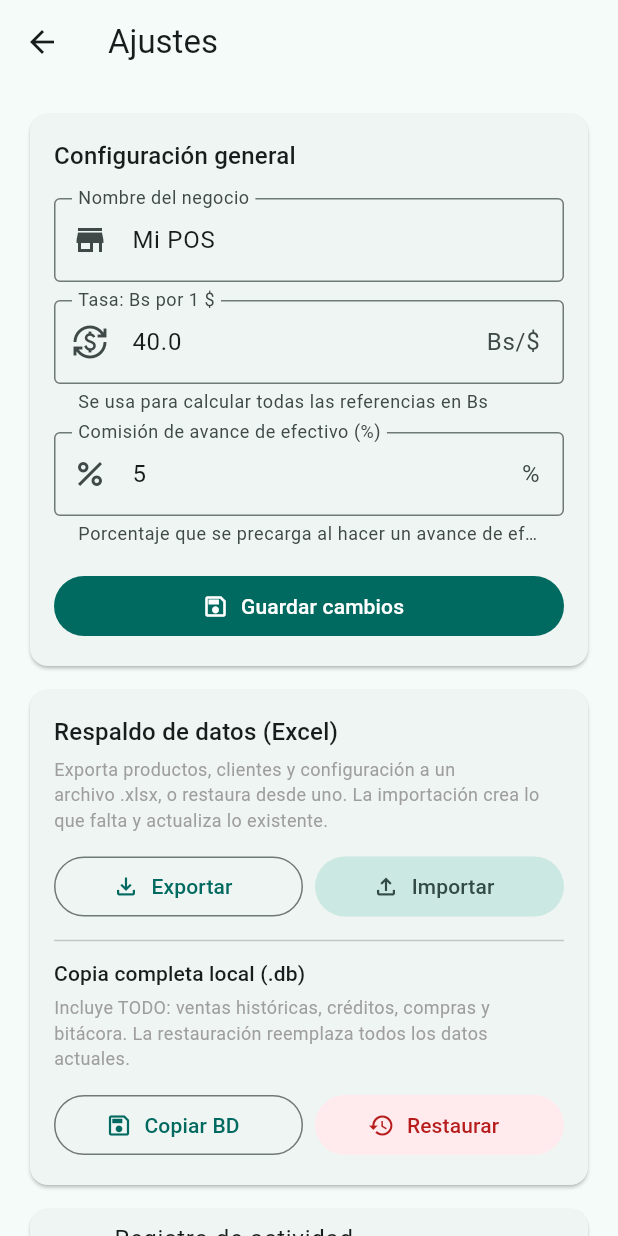
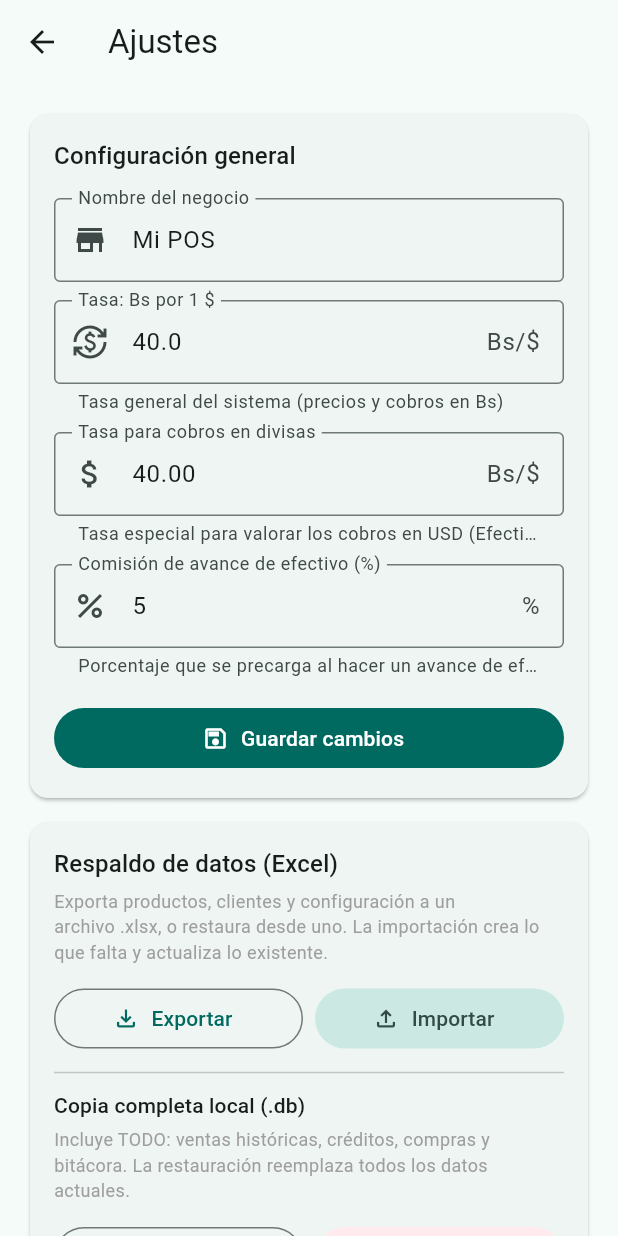
Before and after one commit to Haise251/mi-pos, a Flutter app: the AjustesScreen screen opened directly, on a phone screen of 412 x 824 dp. Run offline on Flutter 3.47's test engine with Material 3 defaults, Android fonts, the phone set to English and light mode, and no system bars; our stand-ins replace file_picker, sqflite, sqflite_common_ffi; missing offline and left inert: excel, mobile_scanner; accounts and stored records are empty.

Commit message:
Tasa de divisas configurable en ajustes

```diff
--- a/lib/screens/ajustes_screen.dart
+++ b/lib/screens/ajustes_screen.dart
@@ -17,6 +17,7 @@ class _AjustesScreenState extends State<AjustesScreen> {
   final _formKey = GlobalKey<FormState>();
   final _nombreCtrl = TextEditingController();
   final _tasaCtrl = TextEditingController();
+  final _tasaDivisaCtrl = TextEditingController();
   final _comisionCtrl = TextEditingController();
   bool _cargando = true;
   bool _procesandoRespaldo = false;
@@ -31,6 +32,7 @@ class _AjustesScreenState extends State<AjustesScreen> {
   void dispose() {
     _nombreCtrl.dispose();
     _tasaCtrl.dispose();
+    _tasaDivisaCtrl.dispose();
     _comisionCtrl.dispose();
     super.dispose();
   }
@@ -39,6 +41,10 @@ class _AjustesScreenState extends State<AjustesScreen> {
     _nombreCtrl.text = await BaseDatos.instancia.obtenerNombreNegocio();
     final tasa = await BaseDatos.instancia.obtenerTasa();
     _tasaCtrl.text = tasa.toString();
+    // Si no hay tasa de divisa configurada, precargamos la general
+    final tasaDivisa = await BaseDatos.instancia.obtenerTasaDivisa();
+    _tasaDivisaCtrl.text =
+        (tasaDivisa > 0 ? tasaDivisa : tasa).toStringAsFixed(2);
     final comision = await BaseDatos.instancia.obtenerComisionAvance();
     _comisionCtrl.text = comision % 1 == 0
         ? comision.toStringAsFixed(0)
@@ -49,9 +55,11 @@ class _AjustesScreenState extends State<AjustesScreen> {
   Future<void> _guardar() async {
     if (!_formKey.currentState!.validate()) return;
     final tasa = double.parse(_tasaCtrl.text.replaceAll(',', '.'));
+    final tasaDivisa = double.parse(_tasaDivisaCtrl.text.replaceAll(',', '.'));
     final comision = double.parse(_comisionCtrl.text.replaceAll(',', '.'));
     // Guarda en BD y notifica a todo el sistema al instante (también queda en bitácora)
     await TasaService.guardar(tasa);
+    await BaseDatos.instancia.guardarTasaDivisa(tasaDivisa);
     await BaseDatos.instancia.guardarNombreNegocio(_nombreCtrl.text.trim());
     await BaseDatos.instancia.guardarComisionAvance(comision);
     if (!mounted) return;
@@ -123,7 +131,6 @@ class _AjustesScreenState extends State<AjustesScreen> {
         );
         return;
       }
-      // Restauramos la configuración si venía en el archivo
       final tasa = r['tasa'] as double?;
       final comision = r['comision'] as double?;
       final negocio = r['nombre'] as String?;
@@ -304,7 +311,31 @@ class _AjustesScreenState extends State<AjustesScreen> {
                         suffixText: 'Bs/\$',
                         border: OutlineInputBorder(),
                         helperText:
-                        'Se usa para calcular todas las referencias en Bs',
+                        'Tasa general del sistema (precios y cobros en Bs)',
+                      ),
+                      validator: (v) {
+                        final t = double.tryParse(
+                          v?.replaceAll(',', '.') ?? '',
+                        );
+                        if (t == null || t <= 0) {
+                          return 'Ingresa una tasa válida mayor a 0';
+                        }
+                        return null;
+                      },
+                    ),
+                    const SizedBox(height: 12),
+                    TextFormField(
+                      controller: _tasaDivisaCtrl,
+                      keyboardType: const TextInputType.numberWithOptions(
+                        decimal: true,
+                      ),
+                      decoration: const InputDecoration(
+                        labelText: 'Tasa para cobros en divisas',
+                        prefixIcon: Icon(Icons.attach_money),
+                        suffixText: 'Bs/\$',
+                        border: OutlineInputBorder(),
+                        helperText:
+                        'Tasa especial para valorar los cobros en USD (Efectivo \$, Zelle, Binance). Se precarga al cobrar y puede ajustarse al vuelo',
                       ),
                       validator: (v) {
                         final t = double.tryParse(
--- a/lib/services/base_datos.dart
+++ b/lib/services/base_datos.dart
@@ -318,7 +318,6 @@ class BaseDatos {
     final variantes = _variantesCodigo(codigo);
     final db = await _bd;
 
-    // Match exacto: un solo candidato y terminamos
     for (final c in variantes) {
       final filas = await db.query(
         'productos',
@@ -329,7 +328,6 @@ class BaseDatos {
       if (filas.isNotEmpty) return [Producto.fromMap(filas.first)];
     }
 
-    // Match parcial: código que empiece o termine con lo leído
     final limpio = codigo.trim();
     if (limpio.length >= 8 && RegExp(r'^\d+$').hasMatch(limpio)) {
       final filas = await db.query(
@@ -1191,6 +1189,20 @@ class BaseDatos {
     );
   }
 
+  Future<double> obtenerTasaDivisa() async {
+    final v = await getConfig('tasa_divisa');
+    final d = double.tryParse(v ?? '') ?? 0;
+    return d > 0 ? d : 0; // 0 = no configurada, usar la general
+  }
+
+  Future<void> guardarTasaDivisa(double tasa) async {
+    await setConfig('tasa_divisa', tasa.toString());
+    await registrarBitacora(
+      'config',
+      'Tasa de cobro en divisas: Bs ${tasa.toStringAsFixed(2)} / \$1',
+    );
+  }
+
   Future<String> obtenerNombreNegocio() async =>
       await getConfig('nombre_negocio') ?? 'Mi POS';
 
```
Also changed, not shown: lib/screens/venta_screen.dart (+94 -41 lines).
